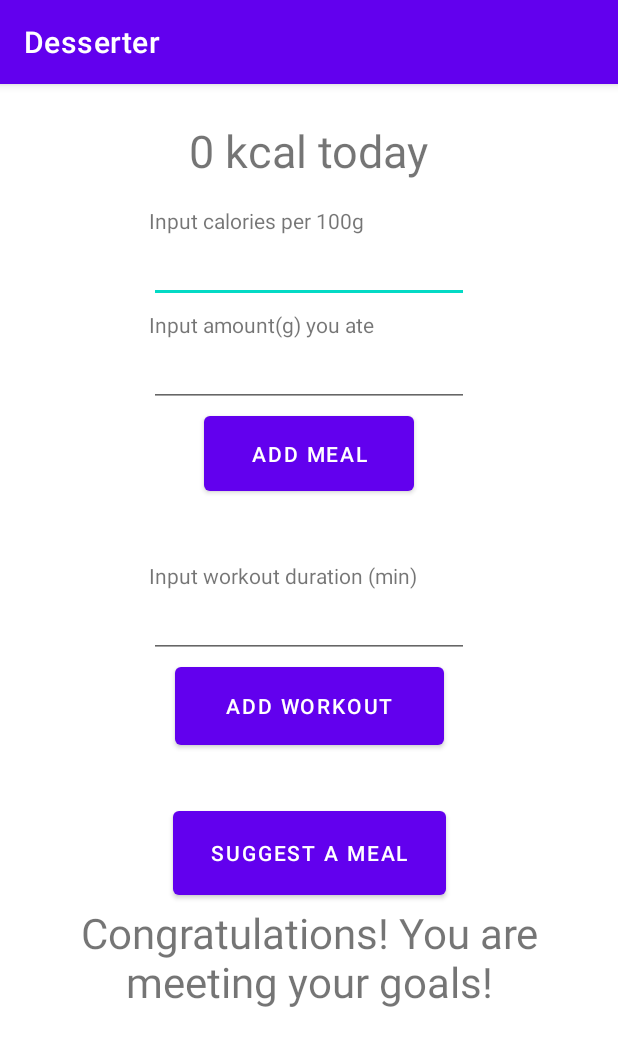
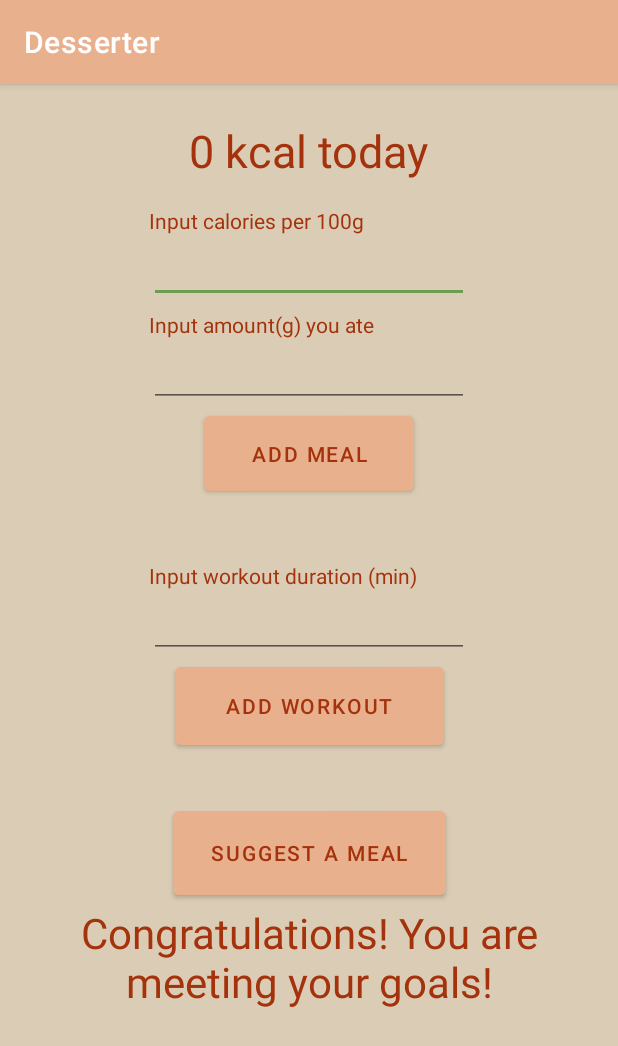
Before and after one commit to MrVeseli/Android-project, an Android app: the MainActivity screen opened directly, with no data from a screen before it, on a phone screen of 412 x 824 dp. Shown: the top 1046 px of the screen. Run offline under Robolectric (Android 15) with nearby library versions, the phone set to English and light mode, and no system bars.

Commit message:
Add detail view for recipes and app colors

```diff
--- a/app/src/main/java/com/example/desserterapp/MainActivity.kt
+++ b/app/src/main/java/com/example/desserterapp/MainActivity.kt
@@ -37,8 +37,7 @@ class MainActivity : AppCompatActivity() {
            currentDailyCalories = 0
         }
 
-        // Getting all components
-        val dailyCaloriesCounter = findViewById<TextView>(R.id.caloriesTextView)
+        // Getting all input components
         updateOutput(currentDailyCalories)
 
         val nutritionInput = findViewById<EditText>(R.id.editNutritonNumber)
@@ -49,8 +48,6 @@ class MainActivity : AppCompatActivity() {
         val addWorkoutButton = findViewById<Button>(R.id.addWorkoutButton)
 
         val suggestMealButton = findViewById<Button>(R.id.suggestMealButton)
-
-        val messageTextView = findViewById<TextView>(R.id.suggestMealButton)
 
         // Setting listeners for buttons
         addMealButton.setOnClickListener {
--- a/app/src/main/java/com/example/desserterapp/RegisterActivity.kt
+++ b/app/src/main/java/com/example/desserterapp/RegisterActivity.kt
@@ -23,7 +23,6 @@ class RegisterActivity : AppCompatActivity() {
             val currentWeightText = findViewById<EditText>(R.id.currentWeightNumber)
             val desiredWeightText = findViewById<EditText>(R.id.desiredWeightNumber)
             val daysText = findViewById<EditText>(R.id.daysIntervalNumber)
-            val isVegan = findViewById<Switch>(R.id.veganSwitch)
 
             val calorieGoal = calculateCalorieGoal(
                 Integer.parseInt(currentWeightText.text.toString()),
@@ -33,7 +32,6 @@ class RegisterActivity : AppCompatActivity() {
 
             editor.apply {
                 putInt("calorie_goal", calorieGoal).commit()
-                putBoolean("is_vegan", isVegan.isChecked).commit()
             }
 
             Toast.makeText(this, "Sucessfully registered", Toast.LENGTH_SHORT).show()
--- a/app/src/main/res/layout/activity_main.xml
+++ b/app/src/main/res/layout/activity_main.xml
@@ -12,6 +12,7 @@
         android:layout_height="wrap_content"
         android:layout_marginTop="24dp"
         android:text="@string/calories_number"
+        android:textColor="@color/colorOnPrimary"
         android:textSize="30sp"
         app:layout_constraintEnd_toEndOf="parent"
         app:layout_constraintHorizontal_bias="0.498"
@@ -53,6 +54,7 @@
         android:layout_marginTop="36dp"
         android:ems="10"
         android:inputType="number"
+        android:textColor="@color/colorOnPrimary"
         app:layout_constraintEnd_toEndOf="parent"
         app:layout_constraintStart_toStartOf="parent"
         app:layout_constraintTop_toBottomOf="@+id/caloriesTextView" />
@@ -64,6 +66,7 @@
         android:layout_marginTop="24dp"
         android:ems="10"
         android:inputType="number"
+        android:textColor="@color/colorOnPrimary"
         app:layout_constraintEnd_toEndOf="parent"
         app:layout_constraintStart_toStartOf="parent"
         app:layout_constraintTop_toBottomOf="@+id/editNutritonNumber" />
@@ -84,6 +87,7 @@
         android:layout_width="wrap_content"
         android:layout_height="wrap_content"
         android:text="@string/input_food"
+        android:textColor="@color/colorOnPrimary"
         app:layout_constraintBottom_toTopOf="@+id/editNutritonNumber"
         app:layout_constraintStart_toStartOf="@+id/editNutritonNumber" />
 
@@ -92,6 +96,7 @@
         android:layout_width="wrap_content"
         android:layout_height="wrap_content"
         android:text="@string/input_amount"
+        android:textColor="@color/colorOnPrimary"
         app:layout_constraintBottom_toTopOf="@+id/editAmountNumber"
         app:layout_constraintStart_toStartOf="@+id/editAmountNumber" />
 
@@ -100,6 +105,7 @@
         android:layout_width="wrap_content"
         android:layout_height="wrap_content"
         android:text="@string/input_workout_time"
+        android:textColor="@color/colorOnPrimary"
         app:layout_constraintBottom_toTopOf="@+id/editDurationNumber"
         app:layout_constraintStart_toStartOf="@+id/editDurationNumber" />
 
@@ -109,6 +115,7 @@
         android:layout_height="82dp"
         android:text="TextView"
         android:textAlignment="center"
+        android:textColor="@color/colorOnPrimary"
         android:textSize="28sp"
         app:layout_constraintEnd_toEndOf="parent"
         app:layout_constraintStart_toStartOf="parent"
--- a/app/src/main/res/layout/activity_meal_ideas.xml
+++ b/app/src/main/res/layout/activity_meal_ideas.xml
@@ -13,7 +13,7 @@
         android:layout_marginStart="8dp"
         android:ems="10"
         android:inputType="textPersonName"
-        android:text="@string/fish"
+        android:textColor="@color/colorOnPrimary"
         app:layout_constraintStart_toStartOf="parent"
         app:layout_constraintTop_toTopOf="parent" />
 
@@ -42,6 +42,7 @@
         android:layout_width="wrap_content"
         android:layout_height="wrap_content"
         android:text="@string/find_meal"
+        android:textColor="@color/colorOnPrimary"
         app:layout_constraintStart_toStartOf="@+id/findMealEditText"
         app:layout_constraintTop_toTopOf="@+id/findMealEditText" />
 </androidx.constraintlayout.widget.ConstraintLayout>
--- a/app/src/main/res/layout/meal.xml
+++ b/app/src/main/res/layout/meal.xml
@@ -9,7 +9,9 @@
         android:id="@+id/nameTextView"
         android:layout_width="wrap_content"
         android:layout_height="wrap_content"
+        android:layout_marginTop="4dp"
         android:text="@string/meal"
+        android:textColor="@color/colorOnPrimary"
         android:textSize="20sp"
         app:layout_constraintStart_toStartOf="parent"
         app:layout_constraintTop_toTopOf="parent" />
@@ -19,6 +21,7 @@
         android:layout_width="wrap_content"
         android:layout_height="wrap_content"
         android:text="servings"
+        android:textColor="@color/colorOnPrimary"
         app:layout_constraintStart_toStartOf="parent"
         app:layout_constraintTop_toBottomOf="@+id/nameTextView" />
 </androidx.constraintlayout.widget.ConstraintLayout>
--- a/app/src/main/res/values-night/themes.xml
+++ b/app/src/main/res/values-night/themes.xml
@@ -2,15 +2,19 @@
     <!-- Base application theme. -->
     <style name="Theme.DesserterApp" parent="Theme.MaterialComponents.DayNight.DarkActionBar">
         <!-- Primary brand color. -->
-        <item name="colorPrimary">@color/purple_200</item>
-        <item name="colorPrimaryVariant">@color/purple_700</item>
-        <item name="colorOnPrimary">@color/black</item>
+        <item name="colorPrimary">#e9b08e</item>
+        <item name="colorPrimaryVariant">#ed6e3a</item>
+        <item name="colorOnPrimary">#a4330d</item>
         <!-- Secondary brand color. -->
-        <item name="colorSecondary">@color/teal_200</item>
-        <item name="colorSecondaryVariant">@color/teal_200</item>
-        <item name="colorOnSecondary">@color/black</item>
+        <item name="colorSecondary">#6c9e4f</item>
+        <item name="colorSecondaryVariant">#3A681F</item>
+        <item name="colorOnSecondary">#5e3c2c</item>
         <!-- Status bar color. -->
         <item name="android:statusBarColor">?attr/colorPrimaryVariant</item>
         <!-- Customize your theme here. -->
+        <item name="colorSurface">#dbcdb5</item>
+        <item name="colorOnSurface">#e9b08e</item>
+        <item name="android:colorBackground">#dbcdb5</item>
+        <item name="colorOnBackground">#e9b08e</item>
     </style>
 </resources>
--- a/app/src/main/res/values/colors.xml
+++ b/app/src/main/res/values/colors.xml
@@ -7,4 +7,5 @@
     <color name="teal_700">#FF018786</color>
     <color name="black">#FF000000</color>
     <color name="white">#FFFFFFFF</color>
+    <color name="colorOnPrimary">#a4330d</color>
 </resources>
--- a/app/src/main/res/values/strings.xml
+++ b/app/src/main/res/values/strings.xml
@@ -15,7 +15,6 @@
     <string name="suggest_meal">Suggest a meal</string>
 
     <string name="find_meal">Search for recipes</string>
-    <string name="fish">Fish</string>
     <string name="search">Search</string>
 
     <string name="meal">Meal 1</string>
--- a/app/src/main/res/values/themes.xml
+++ b/app/src/main/res/values/themes.xml
@@ -2,15 +2,19 @@
     <!-- Base application theme. -->
     <style name="Theme.DesserterApp" parent="Theme.MaterialComponents.DayNight.DarkActionBar">
         <!-- Primary brand color. -->
-        <item name="colorPrimary">@color/purple_500</item>
-        <item name="colorPrimaryVariant">@color/purple_700</item>
-        <item name="colorOnPrimary">@color/white</item>
+        <item name="colorPrimary">#e9b08e</item>
+        <item name="colorPrimaryVariant">#ed6e3a</item>
+        <item name="colorOnPrimary">#a4330d</item>
         <!-- Secondary brand color. -->
-        <item name="colorSecondary">@color/teal_200</item>
-        <item name="colorSecondaryVariant">@color/teal_700</item>
-        <item name="colorOnSecondary">@color/black</item>
+        <item name="colorSecondary">#6c9e4f</item>
+        <item name="colorSecondaryVariant">#3A681F</item>
+        <item name="colorOnSecondary">#5e3c2c</item>
         <!-- Status bar color. -->
         <item name="android:statusBarColor">?attr/colorPrimaryVariant</item>
         <!-- Customize your theme here. -->
+        <item name="colorSurface">#dbcdb5</item>
+        <item name="colorOnSurface">#e9b08e</item>
+        <item name="android:colorBackground">#dbcdb5</item>
+        <item name="colorOnBackground">#e9b08e</item>
     </style>
 </resources>
--- a/app/src/main/res/xml/data_extraction_rules.xml
+++ b/app/src/main/res/xml/data_extraction_rules.xml
@@ -5,7 +5,7 @@
 -->
 <data-extraction-rules>
     <cloud-backup>
-        <!-- TODO: Use <include> and <exclude> to control what is backed up.
+        <!--
         <include .../>
         <exclude .../>
         -->
```
Also changed, not shown: app/src/main/AndroidManifest.xml (+8 -0 lines), app/src/main/java/com/example/desserterapp/MealIdeasActivity.kt (+16 -14 lines), app/src/main/java/com/example/desserterapp/RecipeDetailActivity.kt (added, +21 -0 lines), app/src/main/res/layout/activity_recipe_detail.xml (added, +41 -0 lines), app/src/main/res/layout/activity_register.xml (+8 -12 lines).
